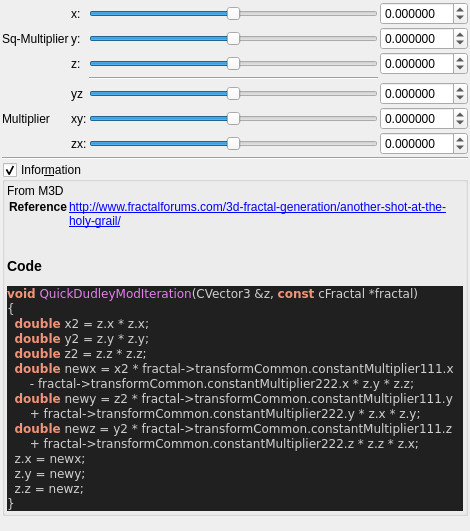
Before: the Qt Designer form mandelbulber2/qt_data/fractal_quick_dudley_mod.ui in buddhi1980/mandelbulber2, drawn with Qt 5.
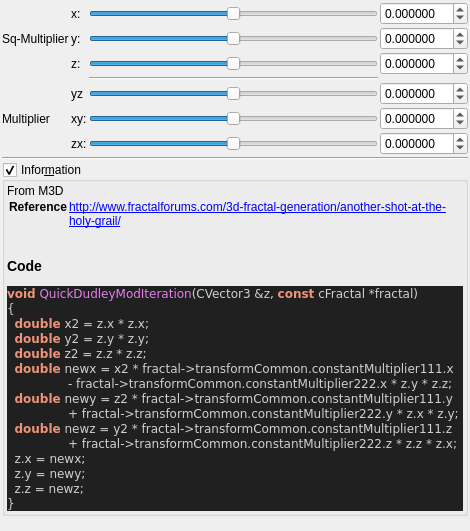
After: the same form once the commit is applied. Custom widgets are drawn as their Qt base class.

Commit message:
source code format for fractal_formulas.cpp
- now complete code base is refactored!
- also regenerated ui files with populateUiInformation.php
- codeStyleCheck.php is now fully functional and can be used auto
refactor the code base (may be a little slow)

What changed in the file:
```diff
--- a/mandelbulber2/qt_data/fractal_quick_dudley_mod.ui
+++ b/mandelbulber2/qt_data/fractal_quick_dudley_mod.ui
@@ -448,11 +448,11 @@
   &lt;span style=&quot;color:#f09479; font-weight:bold&quot;&gt;double&lt;/span&gt; y2 &lt;span style=&quot;color:#d0d0d0&quot;&gt;=&lt;/span&gt; z&lt;span style=&quot;color:#d0d0d0&quot;&gt;.&lt;/span&gt;y &lt;span style=&quot;color:#d0d0d0&quot;&gt;*&lt;/span&gt; z&lt;span style=&quot;color:#d0d0d0&quot;&gt;.&lt;/span&gt;y&lt;span style=&quot;color:#d0d0d0&quot;&gt;;&lt;/span&gt;
   &lt;span style=&quot;color:#f09479; font-weight:bold&quot;&gt;double&lt;/span&gt; z2 &lt;span style=&quot;color:#d0d0d0&quot;&gt;=&lt;/span&gt; z&lt;span style=&quot;color:#d0d0d0&quot;&gt;.&lt;/span&gt;z &lt;span style=&quot;color:#d0d0d0&quot;&gt;*&lt;/span&gt; z&lt;span style=&quot;color:#d0d0d0&quot;&gt;.&lt;/span&gt;z&lt;span style=&quot;color:#d0d0d0&quot;&gt;;&lt;/span&gt;
   &lt;span style=&quot;color:#f09479; font-weight:bold&quot;&gt;double&lt;/span&gt; newx &lt;span style=&quot;color:#d0d0d0&quot;&gt;=&lt;/span&gt; x2 &lt;span style=&quot;color:#d0d0d0&quot;&gt;*&lt;/span&gt; fractal&lt;span style=&quot;color:#d0d0d0&quot;&gt;-&amp;gt;&lt;/span&gt;transformCommon&lt;span style=&quot;color:#d0d0d0&quot;&gt;.&lt;/span&gt;constantMultiplier111&lt;span style=&quot;color:#d0d0d0&quot;&gt;.&lt;/span&gt;x
-      &lt;span style=&quot;color:#d0d0d0&quot;&gt;-&lt;/span&gt; fractal&lt;span style=&quot;color:#d0d0d0&quot;&gt;-&amp;gt;&lt;/span&gt;transformCommon&lt;span style=&quot;color:#d0d0d0&quot;&gt;.&lt;/span&gt;constantMultiplier222&lt;span style=&quot;color:#d0d0d0&quot;&gt;.&lt;/span&gt;x &lt;span style=&quot;color:#d0d0d0&quot;&gt;*&lt;/span&gt; z&lt;span style=&quot;color:#d0d0d0&quot;&gt;.&lt;/span&gt;y &lt;span style=&quot;color:#d0d0d0&quot;&gt;*&lt;/span&gt; z&lt;span style=&quot;color:#d0d0d0&quot;&gt;.&lt;/span&gt;z&lt;span style=&quot;color:#d0d0d0&quot;&gt;;&lt;/span&gt;
+                &lt;span style=&quot;color:#d0d0d0&quot;&gt;-&lt;/span&gt; fractal&lt;span style=&quot;color:#d0d0d0&quot;&gt;-&amp;gt;&lt;/span&gt;transformCommon&lt;span style=&quot;color:#d0d0d0&quot;&gt;.&lt;/span&gt;constantMultiplier222&lt;span style=&quot;color:#d0d0d0&quot;&gt;.&lt;/span&gt;x &lt;span style=&quot;color:#d0d0d0&quot;&gt;*&lt;/span&gt; z&lt;span style=&quot;color:#d0d0d0&quot;&gt;.&lt;/span&gt;y &lt;span style=&quot;color:#d0d0d0&quot;&gt;*&lt;/span&gt; z&lt;span style=&quot;color:#d0d0d0&quot;&gt;.&lt;/span&gt;z&lt;span style=&quot;color:#d0d0d0&quot;&gt;;&lt;/span&gt;
   &lt;span style=&quot;color:#f09479; font-weight:bold&quot;&gt;double&lt;/span&gt; newy &lt;span style=&quot;color:#d0d0d0&quot;&gt;=&lt;/span&gt; z2 &lt;span style=&quot;color:#d0d0d0&quot;&gt;*&lt;/span&gt; fractal&lt;span style=&quot;color:#d0d0d0&quot;&gt;-&amp;gt;&lt;/span&gt;transformCommon&lt;span style=&quot;color:#d0d0d0&quot;&gt;.&lt;/span&gt;constantMultiplier111&lt;span style=&quot;color:#d0d0d0&quot;&gt;.&lt;/span&gt;y
-      &lt;span style=&quot;color:#d0d0d0&quot;&gt;+&lt;/span&gt; fractal&lt;span style=&quot;color:#d0d0d0&quot;&gt;-&amp;gt;&lt;/span&gt;transformCommon&lt;span style=&quot;color:#d0d0d0&quot;&gt;.&lt;/span&gt;constantMultiplier222&lt;span style=&quot;color:#d0d0d0&quot;&gt;.&lt;/span&gt;y &lt;span style=&quot;color:#d0d0d0&quot;&gt;*&lt;/span&gt; z&lt;span style=&quot;color:#d0d0d0&quot;&gt;.&lt;/span&gt;x &lt;span style=&quot;color:#d0d0d0&quot;&gt;*&lt;/span&gt; z&lt;span style=&quot;color:#d0d0d0&quot;&gt;.&lt;/span&gt;y&lt;span style=&quot;color:#d0d0d0&quot;&gt;;&lt;/span&gt;
+                &lt;span style=&quot;color:#d0d0d0&quot;&gt;+&lt;/span&gt; fractal&lt;span style=&quot;color:#d0d0d0&quot;&gt;-&amp;gt;&lt;/span&gt;transformCommon&lt;span style=&quot;color:#d0d0d0&quot;&gt;.&lt;/span&gt;constantMultiplier222&lt;span style=&quot;color:#d0d0d0&quot;&gt;.&lt;/span&gt;y &lt;span style=&quot;color:#d0d0d0&quot;&gt;*&lt;/span&gt; z&lt;span style=&quot;color:#d0d0d0&quot;&gt;.&lt;/span&gt;x &lt;span style=&quot;color:#d0d0d0&quot;&gt;*&lt;/span&gt; z&lt;span style=&quot;color:#d0d0d0&quot;&gt;.&lt;/span&gt;y&lt;span style=&quot;color:#d0d0d0&quot;&gt;;&lt;/span&gt;
   &lt;span style=&quot;color:#f09479; font-weight:bold&quot;&gt;double&lt;/span&gt; newz &lt;span style=&quot;color:#d0d0d0&quot;&gt;=&lt;/span&gt; y2 &lt;span style=&quot;color:#d0d0d0&quot;&gt;*&lt;/span&gt; fractal&lt;span style=&quot;color:#d0d0d0&quot;&gt;-&amp;gt;&lt;/span&gt;transformCommon&lt;span style=&quot;color:#d0d0d0&quot;&gt;.&lt;/span&gt;constantMultiplier111&lt;span style=&quot;color:#d0d0d0&quot;&gt;.&lt;/span&gt;z
-      &lt;span style=&quot;color:#d0d0d0&quot;&gt;+&lt;/span&gt; fractal&lt;span style=&quot;color:#d0d0d0&quot;&gt;-&amp;gt;&lt;/span&gt;transformCommon&lt;span style=&quot;color:#d0d0d0&quot;&gt;.&lt;/span&gt;constantMultiplier222&lt;span style=&quot;color:#d0d0d0&quot;&gt;.&lt;/span&gt;z &lt;span style=&quot;color:#d0d0d0&quot;&gt;*&lt;/span&gt; z&lt;span style=&quot;color:#d0d0d0&quot;&gt;.&lt;/span&gt;z &lt;span style=&quot;color:#d0d0d0&quot;&gt;*&lt;/span&gt; z&lt;span style=&quot;color:#d0d0d0&quot;&gt;.&lt;/span&gt;x&lt;span style=&quot;color:#d0d0d0&quot;&gt;;&lt;/span&gt;
+                &lt;span style=&quot;color:#d0d0d0&quot;&gt;+&lt;/span&gt; fractal&lt;span style=&quot;color:#d0d0d0&quot;&gt;-&amp;gt;&lt;/span&gt;transformCommon&lt;span style=&quot;color:#d0d0d0&quot;&gt;.&lt;/span&gt;constantMultiplier222&lt;span style=&quot;color:#d0d0d0&quot;&gt;.&lt;/span&gt;z &lt;span style=&quot;color:#d0d0d0&quot;&gt;*&lt;/span&gt; z&lt;span style=&quot;color:#d0d0d0&quot;&gt;.&lt;/span&gt;z &lt;span style=&quot;color:#d0d0d0&quot;&gt;*&lt;/span&gt; z&lt;span style=&quot;color:#d0d0d0&quot;&gt;.&lt;/span&gt;x&lt;span style=&quot;color:#d0d0d0&quot;&gt;;&lt;/span&gt;
   z&lt;span style=&quot;color:#d0d0d0&quot;&gt;.&lt;/span&gt;x &lt;span style=&quot;color:#d0d0d0&quot;&gt;=&lt;/span&gt; newx&lt;span style=&quot;color:#d0d0d0&quot;&gt;;&lt;/span&gt;
   z&lt;span style=&quot;color:#d0d0d0&quot;&gt;.&lt;/span&gt;y &lt;span style=&quot;color:#d0d0d0&quot;&gt;=&lt;/span&gt; newy&lt;span style=&quot;color:#d0d0d0&quot;&gt;;&lt;/span&gt;
   z&lt;span style=&quot;color:#d0d0d0&quot;&gt;.&lt;/span&gt;z &lt;span style=&quot;color:#d0d0d0&quot;&gt;=&lt;/span&gt; newz&lt;span style=&quot;color:#d0d0d0&quot;&gt;;&lt;/span&gt;
```
The commit also changes 101 other files.
